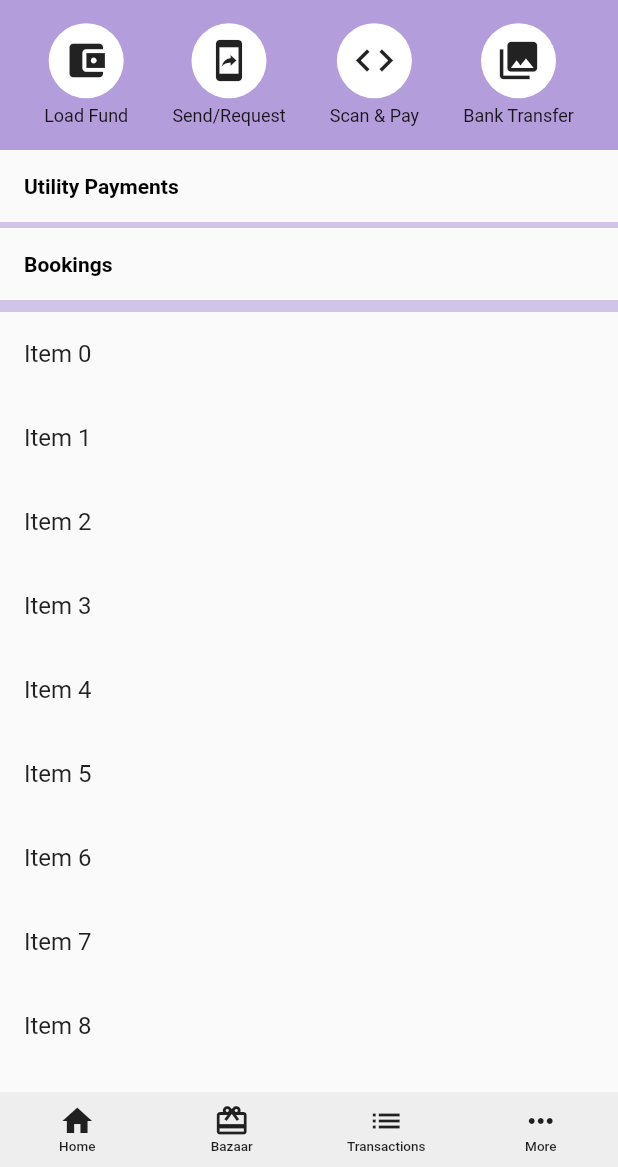
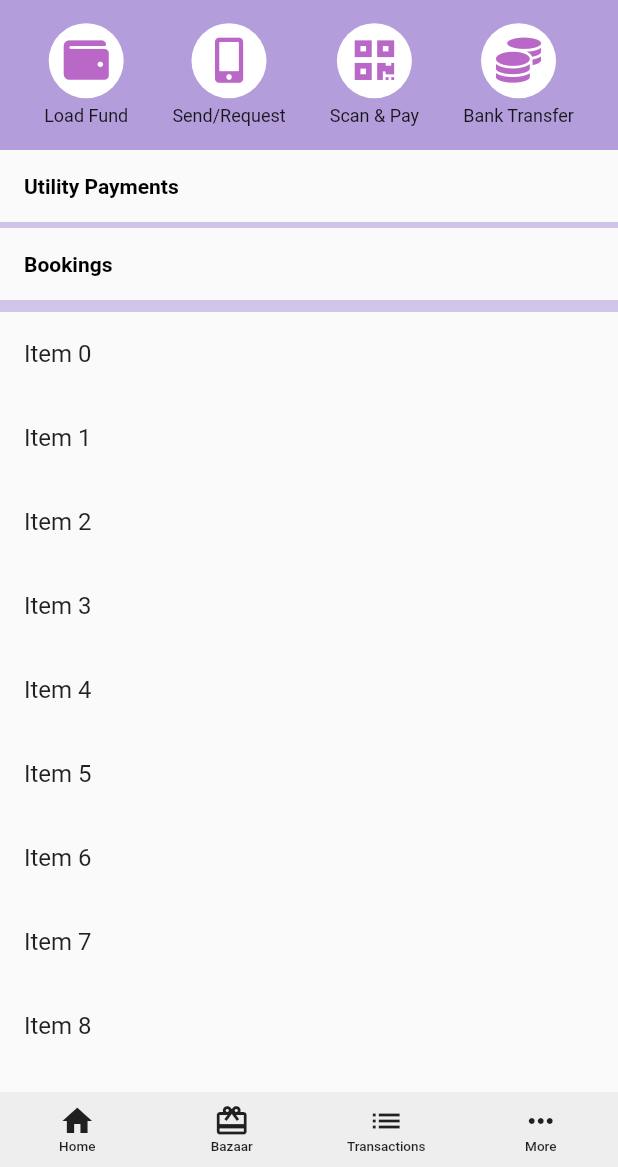
Before and after one commit to lohanidamodar/khalticlone, a Flutter app: the HomePage screen opened by its route, on a phone screen of 412 x 824 dp, the part 69-1236 px from its top. Run offline on Flutter 3.47's test engine with Material 2 defaults, Android fonts, the phone set to English and light mode, and no system bars; our stand-ins replace flutter_swiper, font_awesome_flutter.

Commit message:
header icons

```diff
--- a/lib/ui/pages/home.dart
+++ b/lib/ui/pages/home.dart
@@ -1,4 +1,5 @@
 import 'package:flutter/material.dart';
+import 'package:font_awesome_flutter/font_awesome_flutter.dart';
 import 'package:khalticlone/res/typography.dart';
 import 'package:khalticlone/ui/pages/menu_page.dart';
 import 'package:khalticlone/ui/widgets/bottom_expandable_app_bar/bottom_expandable_app_bar.dart';
@@ -154,13 +155,13 @@ class _HomePageState extends State<HomePage> with SingleTickerProviderStateMixin
         mainAxisAlignment: MainAxisAlignment.center,
         children: <Widget>[
           Spacer(),
-          _buildHeaderItem(icon: Icons.account_balance_wallet, label: "Load Fund"),
+          _buildHeaderItem(icon: FontAwesomeIcons.wallet, label: "Load Fund"),
           Spacer(),
-          _buildHeaderItem(icon: Icons.mobile_screen_share, label: "Send/Request"),
+          _buildHeaderItem(icon: FontAwesomeIcons.mobileAlt, label: "Send/Request"),
           Spacer(),
-          _buildHeaderItem(icon: Icons.code,label: "Scan & Pay"),
+          _buildHeaderItem(icon: FontAwesomeIcons.qrcode,label: "Scan & Pay"),
           Spacer(),
-          _buildHeaderItem(icon: Icons.collections,label: "Bank Transfer"),
+          _buildHeaderItem(icon: FontAwesomeIcons.coins,label: "Bank Transfer"),
           Spacer(),
         ],
       ),
@@ -177,7 +178,7 @@ class _HomePageState extends State<HomePage> with SingleTickerProviderStateMixin
                 shape: BoxShape.circle,
                 color: Colors.white
               ),
-              child: Icon(icon,size: 30,),
+              child: Icon(icon,size: 30, color: Colors.purple.shade300,),
             ),
             const SizedBox(height: 5.0),
             Text(label, style: smallText,),
```
